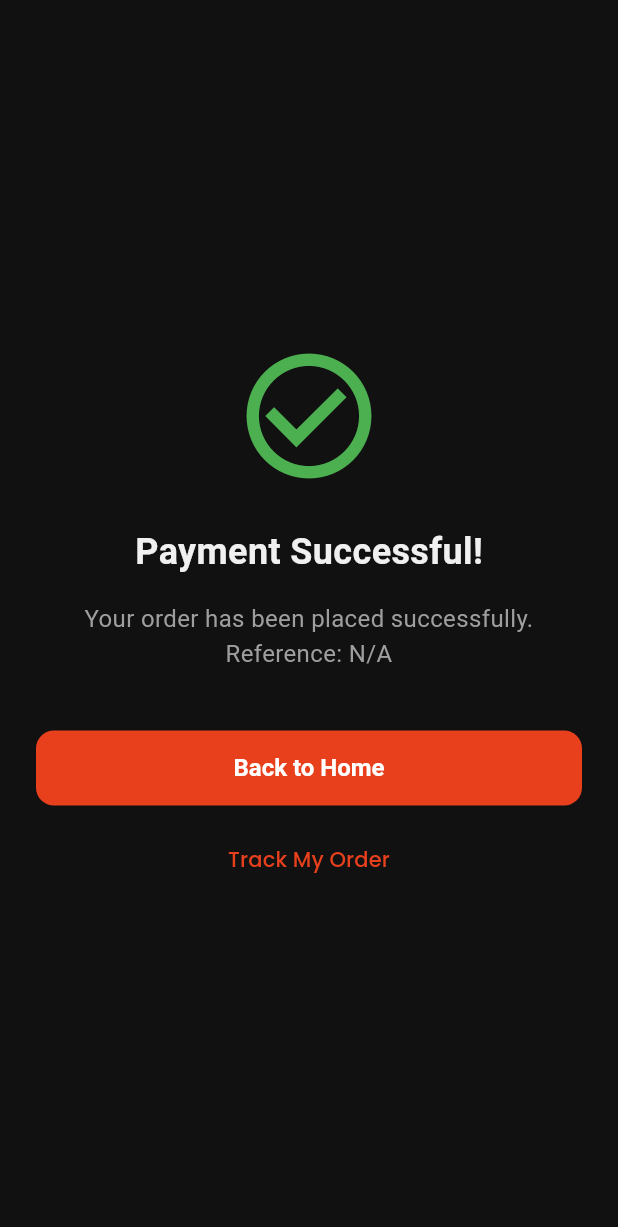
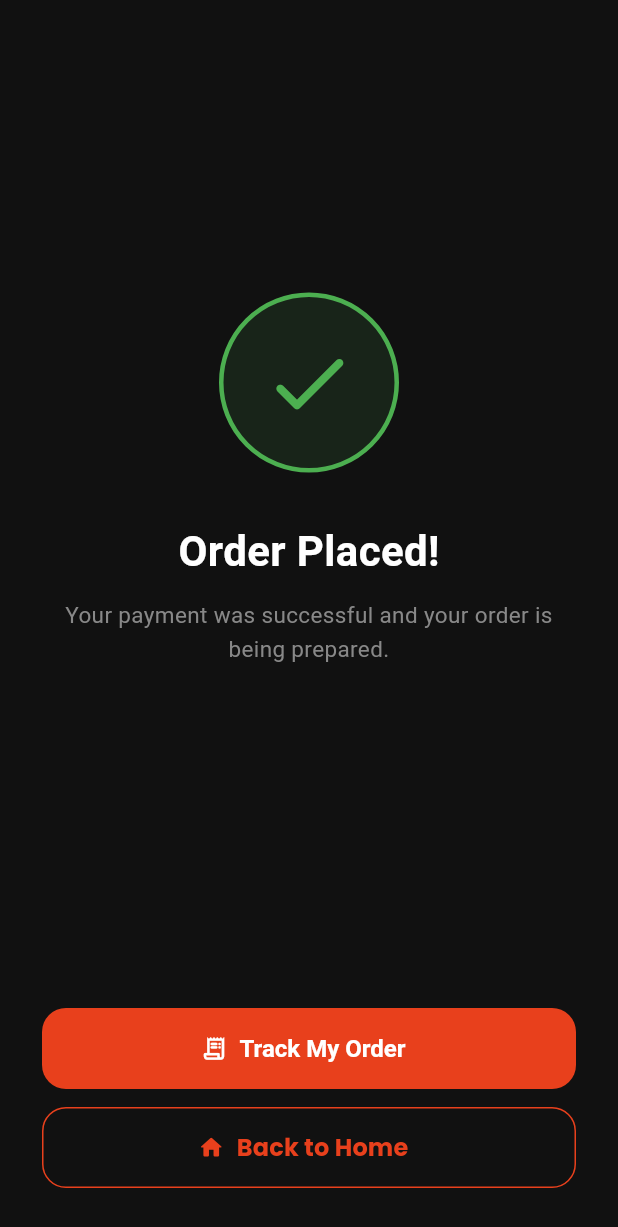
Before and after one commit to Mrusman1234/pizza-app-flutter, a Flutter app: the OrderSuccessScreen screen opened directly, on a phone screen of 412 x 824 dp. Shown: the top 1227 px of the screen. Run offline on Flutter 3.47's test engine with Material 3 defaults, Android fonts, the phone set to English and light mode, and no system bars; our stand-ins replace cloud_firestore, firebase_auth, firebase_core, firebase_messaging, firebase_storage, fl_chart and 7 more; missing offline and left inert: firebase_app_check; accounts and stored records are empty.

Commit message:
Fix #12: Fix payment route + upgrade order success screen

```diff
--- a/lib/screens/order_success_screen.dart
+++ b/lib/screens/order_success_screen.dart
@@ -1,52 +1,197 @@
 import 'package:flutter/material.dart';
 import '../routes/route_names.dart';
+import '../core/constants/app_colors.dart';
 
-class OrderSuccessScreen extends StatelessWidget {
+class OrderSuccessScreen extends StatefulWidget {
   final String? txnRef;
   const OrderSuccessScreen({super.key, this.txnRef});
 
   @override
+  State<OrderSuccessScreen> createState() => _OrderSuccessScreenState();
+}
+
+class _OrderSuccessScreenState extends State<OrderSuccessScreen>
+    with SingleTickerProviderStateMixin {
+  late AnimationController _controller;
+  late Animation<double> _scaleAnim;
+  late Animation<double> _fadeAnim;
+
+  @override
+  void initState() {
+    super.initState();
+    _controller = AnimationController(
+      vsync: this,
+      duration: const Duration(milliseconds: 800),
+    );
+    _scaleAnim = CurvedAnimation(parent: _controller, curve: Curves.elasticOut);
+    _fadeAnim  = CurvedAnimation(parent: _controller, curve: Curves.easeIn);
+    _controller.forward();
+  }
+
+  @override
+  void dispose() {
+    _controller.dispose();
+    super.dispose();
+  }
+
+  @override
   Widget build(BuildContext context) {
     return Scaffold(
-      body: Center(
+      backgroundColor: AppColors.background,
+      body: SafeArea(
         child: Padding(
-          padding: const EdgeInsets.all(24),
+          padding: const EdgeInsets.symmetric(horizontal: 28),
           child: Column(
             mainAxisAlignment: MainAxisAlignment.center,
             children: [
-              const Icon(Icons.check_circle_outline, color: Colors.green, size: 100),
-              const SizedBox(height: 24),
+              const Spacer(),
+
+              // Animated checkmark
+              ScaleTransition(
+                scale: _scaleAnim,
+                child: Container(
+                  width: 120,
+                  height: 120,
+                  decoration: BoxDecoration(
+                    shape: BoxShape.circle,
+                    color: Colors.green.withOpacity(0.12),
+                    border: Border.all(color: Colors.green, width: 3),
+                  ),
+                  child: const Icon(
+                    Icons.check_rounded,
+                    color: Colors.green,
+                    size: 64,
+                  ),
+                ),
+              ),
+              const SizedBox(height: 32),
+
+              // Title
+              FadeTransition(
+                opacity: _fadeAnim,
+                child: const Text(
+                  'Order Placed!',
+                  style: TextStyle(
+                    fontSize: 28,
+                    fontWeight: FontWeight.bold,
+                    color: Colors.white,
+                  ),
+                ),
+              ),
+              const SizedBox(height: 12),
+
+              FadeTransition(
+                opacity: _fadeAnim,
+                child: const Text(
+                  'Your payment was successful and your order is being prepared.',
+                  textAlign: TextAlign.center,
+                  style: TextStyle(
+                    fontSize: 15,
+                    color: AppColors.subtle,
+                    height: 1.5,
+                  ),
+                ),
+              ),
+              const SizedBox(height: 32),
+
+              // Transaction ref card
+              if (widget.txnRef != null)
+                FadeTransition(
+                  opacity: _fadeAnim,
+                  child: Container(
+                    width: double.infinity,
+                    padding: const EdgeInsets.symmetric(horizontal: 20, vertical: 16),
+                    decoration: BoxDecoration(
+                      color: AppColors.card,
+                      borderRadius: BorderRadius.circular(16),
+                      border: Border.all(color: AppColors.border),
+                    ),
+                    child: Column(
+                      children: [
                         const Text(
-                'Payment Successful!',
-                style: TextStyle(fontSize: 24, fontWeight: FontWeight.bold),
+                          'TRANSACTION REFERENCE',
+                          style: TextStyle(
+                            color: AppColors.subtle,
+                            fontSize: 11,
+                            fontWeight: FontWeight.bold,
+                            letterSpacing: 1.2,
                           ),
-              const SizedBox(height: 16),
+                        ),
+                        const SizedBox(height: 8),
                         Text(
-                'Your order has been placed successfully. Reference: ${txnRef ?? 'N/A'}',
-                textAlign: TextAlign.center,
-                style: const TextStyle(fontSize: 16, color: Colors.grey),
+                          widget.txnRef!,
+                          style: const TextStyle(
+                            color: Colors.white,
+                            fontSize: 18,
+                            fontWeight: FontWeight.bold,
+                            letterSpacing: 1.5,
                           ),
-              const SizedBox(height: 40),
+                        ),
+                      ],
+                    ),
+                  ),
+                ),
+
+              const Spacer(),
+
+              // Track order button
               SizedBox(
                 width: double.infinity,
-                child: ElevatedButton(
-                  onPressed: () {
-                    Navigator.pushNamedAndRemoveUntil(
+                height: 54,
+                child: ElevatedButton.icon(
+                  onPressed: () => Navigator.pushNamedAndRemoveUntil(
+                    context,
+                    RouteNames.myOrders,
+                    (route) => route.settings.name == RouteNames.home,
+                  ),
+                  icon: const Icon(Icons.receipt_long_rounded, color: Colors.white),
+                  label: const Text(
+                    'Track My Order',
+                    style: TextStyle(
+                      fontSize: 16,
+                      fontWeight: FontWeight.bold,
+                      color: Colors.white,
+                    ),
+                  ),
+                  style: ElevatedButton.styleFrom(
+                    backgroundColor: AppColors.primary,
+                    shape: RoundedRectangleBorder(
+                      borderRadius: BorderRadius.circular(16),
+                    ),
+                    elevation: 0,
+                  ),
+                ),
+              ),
+              const SizedBox(height: 12),
+
+              // Back to home
+              SizedBox(
+                width: double.infinity,
+                height: 54,
+                child: OutlinedButton.icon(
+                  onPressed: () => Navigator.pushNamedAndRemoveUntil(
                     context,
                     RouteNames.home,
                     (route) => false,
-                    );
-                  },
-                  child: const Text('Back to Home'),
+                  ),
+                  icon: const Icon(Icons.home_rounded, color: AppColors.primary),
+                  label: const Text(
+                    'Back to Home',
+                    style: TextStyle(
+                      fontSize: 16,
+                      fontWeight: FontWeight.bold,
+                      color: AppColors.primary,
                     ),
                   ),
-              const SizedBox(height: 12),
-              TextButton(
-                onPressed: () {
-                  Navigator.pushReplacementNamed(context, RouteNames.myOrders);
-                },
-                child: const Text('Track My Order'),
+                  style: OutlinedButton.styleFrom(
+                    side: const BorderSide(color: AppColors.primary),
+                    shape: RoundedRectangleBorder(
+                      borderRadius: BorderRadius.circular(16),
                     ),
+                  ),
+                ),
+              ),
+              const SizedBox(height: 32),
             ],
           ),
         ),
--- a/lib/screens/payment_screen.dart
+++ b/lib/screens/payment_screen.dart
@@ -1,5 +1,6 @@
 import 'package:flutter/material.dart';
 import '../services/payment_service.dart';
+import '../routes/route_names.dart';
 
 class PaymentScreen extends StatefulWidget {
   final double amount;
```
Lines whose indentation alone changed are shown as unchanged.
